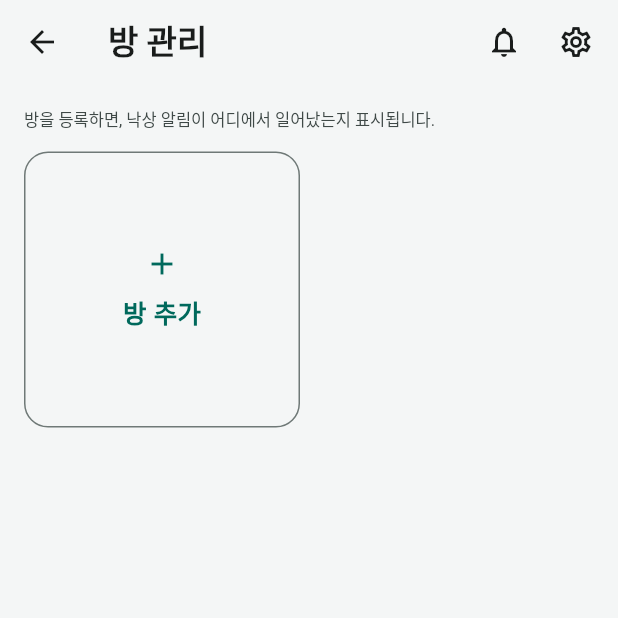
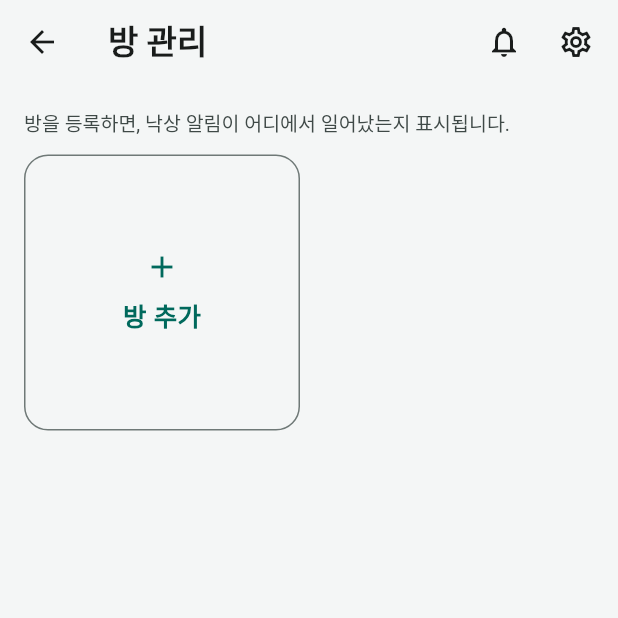
Before and after one commit to munho-kang/fall-detection, a Flutter app: the RoomManagementScreen screen opened directly with empty values, on a phone screen of 412 x 824 dp, the top half of it. Run offline on Flutter 3.47's test engine with Material 3 defaults, Android fonts, the phone set to English and light mode, and no system bars; our stand-ins replace flutter_local_notifications, shared_preferences; accounts and stored records are empty.

Commit message:
style: 방 관리 안내 문구 확대(11→13) · 말줄임 제거로 전문 표시
Co-Authored-By: Claude Fable 5 <noreply@anthropic.com>

```diff
--- a/app/lib/screens/room_management.dart
+++ b/app/lib/screens/room_management.dart
@@ -58,11 +58,10 @@ class _RoomManagementScreenState extends State<RoomManagementScreen> {
           : ListView(
               padding: const EdgeInsets.all(16),
               children: [
+                // 한 줄 말줄임을 걷어냈다 — 아이폰 폭에서 잘리던 문구라, 확대의 일부는 끝까지 보이는 것이다
                 const Text(
                   '방을 등록하면, 낙상 알림이 어디에서 일어났는지 표시됩니다.',
-                  maxLines: 1,
-                  overflow: TextOverflow.ellipsis,
-                  style: TextStyle(fontSize: 11, color: AppColors.onSurfaceVariant, letterSpacing: -0.01),
+                  style: TextStyle(fontSize: 13, height: 1.4, color: AppColors.onSurfaceVariant, letterSpacing: -0.01),
                 ),
                 const SizedBox(height: 12),
                 GridView.count(
```
